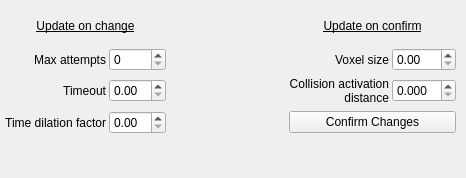
Old version of the form resource/curobo_rviz_panel.ui in the repository Lab-CORO/curobo_rviz.
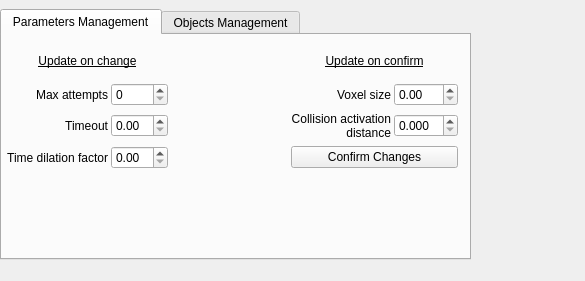
New version of the form.

```diff
--- a/resource/curobo_rviz_panel.ui
+++ b/resource/curobo_rviz_panel.ui
@@ -6,13 +6,29 @@
    <rect>
     <x>0</x>
     <y>0</y>
-    <width>466</width>
-    <height>178</height>
+    <width>585</width>
+    <height>281</height>
    </rect>
   </property>
   <property name="windowTitle">
    <string>Form</string>
   </property>
+  <widget class="QTabWidget" name="tabWidget">
+   <property name="geometry">
+    <rect>
+     <x>0</x>
+     <y>9</y>
+     <width>471</width>
+     <height>251</height>
+    </rect>
+   </property>
+   <property name="currentIndex">
+    <number>0</number>
+   </property>
+   <widget class="QWidget" name="tab_parameters">
+    <attribute name="title">
+     <string>Parameters Management</string>
+    </attribute>
   <widget class="QWidget" name="gridLayoutWidget">
    <property name="geometry">
     <rect>
@@ -243,6 +259,7 @@
        </font>
       </property>
       <property name="text">
+         <string/>
       </property>
       <property name="wordWrap">
        <bool>true</bool>
@@ -250,6 +267,13 @@
      </widget>
     </item>
     </layout>
+    </widget>
+   </widget>
+   <widget class="QWidget" name="tab_objects">
+    <attribute name="title">
+     <string>Objects Management</string>
+    </attribute>
+   </widget>
     </widget>
  </widget>
  <resources/>
```
Lines whose indentation alone changed are shown as unchanged.
